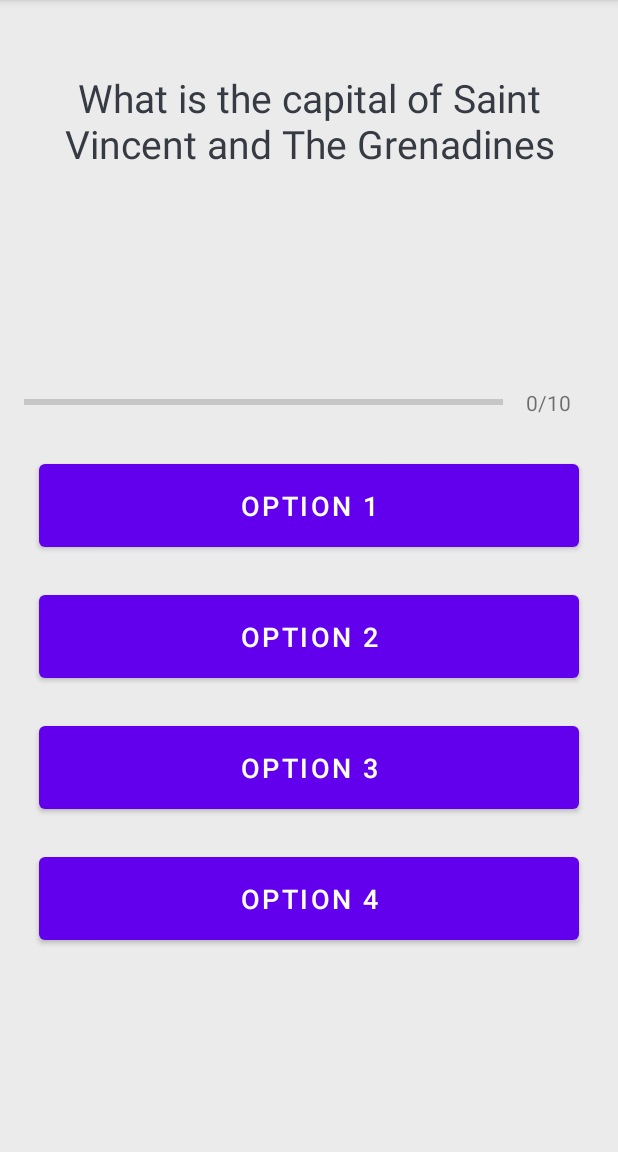
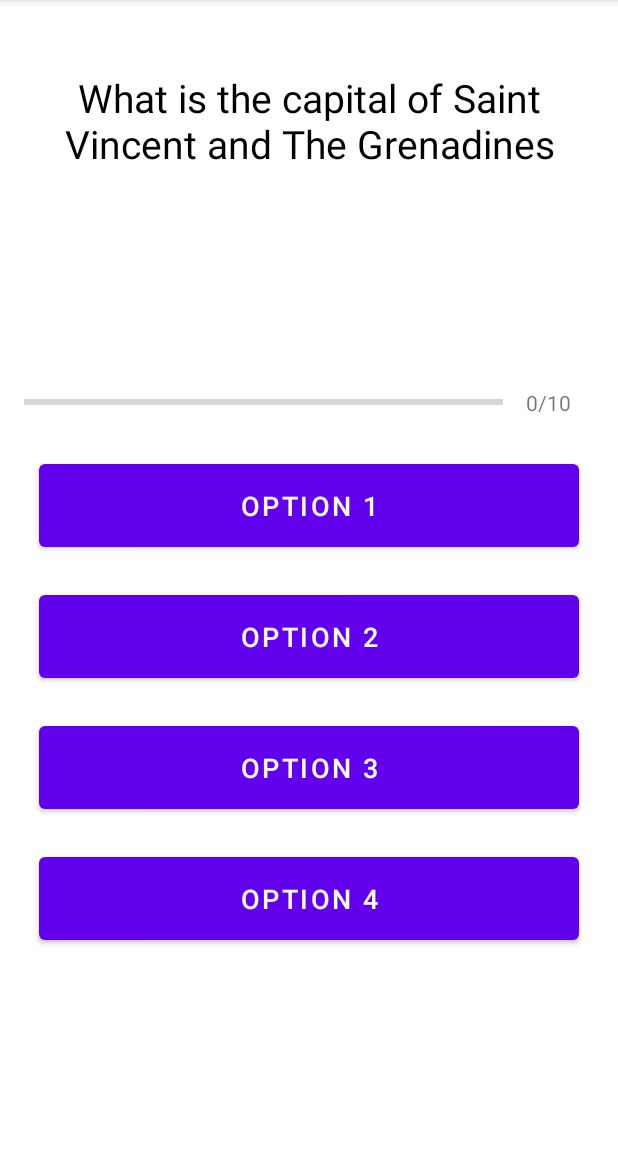
Before and after one commit to DanD0307/DansTriviaApp, an Android app: the Quiz screen opened directly, with no data from a screen before it, on a phone screen of 412 x 824 dp, the part 84-1236 px from its top. Run offline under Robolectric (Android 15) with nearby library versions, the phone set to English and light mode, and no system bars; 1 statement that could not run was skipped.

Commit message:
Menu's have been updated to work in dark mode. Instead of using hardcoded values, I use the themes.xml to change the colour of the menu when the user puts their phone into dark mode.

```diff
--- a/app/src/main/assets/gk/gk1.txt
+++ b/app/src/main/assets/gk/gk1.txt
@@ -1,2 +1,5 @@
 Who wrote 'Charlotte's Web' (1952)?#E. B. White#J. K. Rowling#Roald Dahl#Rudyard Kipling#0
 What planet has many moons named after Shakespeare and Pope characters?#Saturn#Neptune#Jupiter#Uranus#3
+What is the largest mammal in the world?#African Elephant#Blue Whale#Giraffe#Polar Bear#1
+Who wrote the famous novel "One Hundred Years of Solitude"?#Gabriel García Márquez#Isabel Allende#Jorge Luis Borges#Pablo Neruda#0
+Which European city is known as the "City of a Hundred Spires"?#Prague#Vienna#Budapest#Warsaw#0
--- a/app/src/main/res/layout/activity_main.xml
+++ b/app/src/main/res/layout/activity_main.xml
@@ -4,7 +4,7 @@
     xmlns:tools="http://schemas.android.com/tools"
     android:layout_width="match_parent"
     android:layout_height="match_parent"
-    android:background="@color/colorLightGray"
+    android:background="?attr/colorOnBackground"
     tools:context=".MainActivity">
 
     <androidx.recyclerview.widget.RecyclerView
--- a/app/src/main/res/layout/activity_menu.xml
+++ b/app/src/main/res/layout/activity_menu.xml
@@ -4,7 +4,7 @@
     xmlns:tools="http://schemas.android.com/tools"
     android:layout_width="match_parent"
     android:layout_height="match_parent"
-    android:background="@color/colorLightGray"
+    android:background="?attr/colorOnBackground"
     tools:context=".MainActivity">
 
     <androidx.recyclerview.widget.RecyclerView
--- a/app/src/main/res/layout/activity_quiz.xml
+++ b/app/src/main/res/layout/activity_quiz.xml
@@ -5,7 +5,7 @@
     android:layout_width="match_parent"
     android:layout_height="match_parent"
     android:fillViewport="true"
-    android:background="@color/colorLightGray"
+    android:background="?attr/colorOnBackground"
     tools:context=".MainActivity">
 
 
@@ -23,7 +23,7 @@
             android:layout_margin="10dp"
             android:gravity="center"
             android:paddingBottom="120dp"
-            android:textColor="#363A43"
+            android:textColor="?attr/colorSecondary"
             android:textSize="26sp"
             android:text="What is the capital of Saint Vincent and The Grenadines"></TextView>
 
--- a/app/src/main/res/layout/item_custom_row.xml
+++ b/app/src/main/res/layout/item_custom_row.xml
@@ -13,6 +13,7 @@
         android:layout_margin="10dp"
         android:padding="10dp"
         app:cardCornerRadius="5dp"
+        app:cardBackgroundColor="?attr/colorOnSurface"
         app:cardElevation="3dp">
 
         <LinearLayout
@@ -28,7 +29,7 @@
                 android:layout_height="50dp"
                 android:layout_margin="10dp"
                 android:textAlignment="center"
-                android:textColor="@android:color/black"
+                android:textColor="?attr/colorSecondary"
                 android:textSize="18sp"
                 android:textStyle="bold"
                 tools:text="Item" />
--- a/app/src/main/res/values-night/themes.xml
+++ b/app/src/main/res/values-night/themes.xml
@@ -2,15 +2,20 @@
     <!-- Base application theme. -->
     <style name="Theme.DansTriviaApp" parent="Theme.MaterialComponents.DayNight.DarkActionBar">
         <!-- Primary brand color. -->
-        <item name="colorPrimary">@color/purple_200</item>
+        <!-- Primary I use for text colour. For night it should be white. -->
+        <item name="colorPrimary">@color/purple_500</item>
         <item name="colorPrimaryVariant">@color/purple_700</item>
         <item name="colorOnPrimary">@color/black</item>
+        <!-- Primary App background color. -->
+        <item name="colorOnBackground">@color/colorDarkerGray</item>e
         <!-- Secondary brand color. -->
-        <item name="colorSecondary">@color/teal_200</item>
+        <!-- Secondary colour = text colour for me. -->
+        <item name="colorSecondary">@color/white</item>
         <item name="colorSecondaryVariant">@color/teal_200</item>
         <item name="colorOnSecondary">@color/black</item>
         <!-- Status bar color. -->
         <item name="android:statusBarColor" tools:targetApi="l">?attr/colorPrimaryVariant</item>
         <!-- Customize your theme here. -->
+        <item name="colorOnSurface">@color/colorDarkGray</item>
     </style>
 </resources>
--- a/app/src/main/res/values/colors.xml
+++ b/app/src/main/res/values/colors.xml
@@ -9,4 +9,6 @@
     <color name="white">#FFFFFFFF</color>
     <color name="colorWhite">#FFFFFFFF</color>
     <color name="colorLightGray">#EBEBEB</color>
+    <color name="colorDarkGray">#222222</color>
+    <color name="colorDarkerGray">#141414</color>
 </resources>
--- a/app/src/main/res/values/themes.xml
+++ b/app/src/main/res/values/themes.xml
@@ -2,15 +2,22 @@
     <!-- Base application theme. -->
     <style name="Theme.DansTriviaApp" parent="Theme.MaterialComponents.DayNight.DarkActionBar">
         <!-- Primary brand color. -->
+        <!-- Primary = colour of buttons. -->
         <item name="colorPrimary">@color/purple_500</item>
         <item name="colorPrimaryVariant">@color/purple_700</item>
         <item name="colorOnPrimary">@color/white</item>
+        <!-- Primary App background color. -->
+        <item name="colorOnBackground">@color/white</item>
+
         <!-- Secondary brand color. -->
-        <item name="colorSecondary">@color/teal_200</item>
+        <!-- Secondary = colour of text. -->
+        <item name="colorSecondary">@color/black</item>
         <item name="colorSecondaryVariant">@color/teal_700</item>
         <item name="colorOnSecondary">@color/black</item>
         <!-- Status bar color. -->
         <item name="android:statusBarColor" tools:targetApi="l">?attr/colorPrimaryVariant</item>
         <!-- Customize your theme here. -->
+        <item name="colorOnSurface">@color/white</item>
+        <!-- Primary App Text color. -->
     </style>
 </resources>
```
Also changed, not shown: app/src/main/res/layout/item_custom_row_plain.xml (+4 -3 lines).
